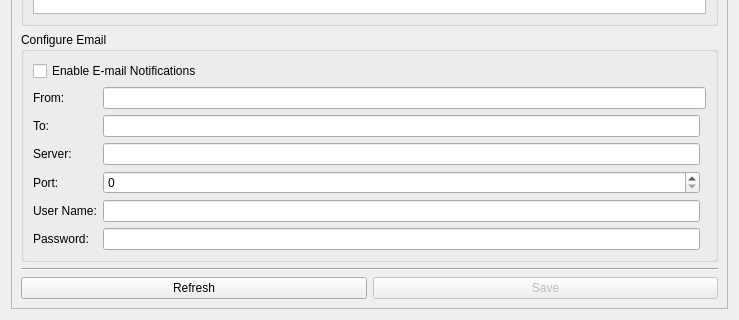
Tinkerforge/brickv, file src/brickv/plugin_system/plugins/red/ui/red_tab_settings_server_monitoring.ui: the form before one commit; both pictures show x 0 to 739 and y 296 to 616 of the 739 by 616 pixel window.
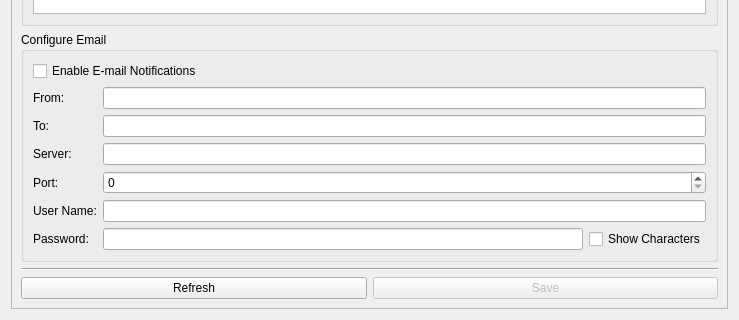
The form after the commit.

Commit message: red-brick: 1. Add SMTP password show checkbox for server monitoring GUI 2. Remove debug print 3. Rules treeview has uniform row heights

```diff
--- a/src/brickv/plugin_system/plugins/red/ui/red_tab_settings_server_monitoring.ui
+++ b/src/brickv/plugin_system/plugins/red/ui/red_tab_settings_server_monitoring.ui
@@ -98,6 +98,12 @@
           <string>Configure Email</string>
          </property>
          <layout class="QGridLayout" name="gridLayout_4">
+          <item row="2" column="1" colspan="2">
+           <widget class="QLineEdit" name="ledit_sm_email_to"/>
+          </item>
+          <item row="4" column="1" colspan="2">
+           <widget class="QSpinBox" name="sbox_sm_email_port"/>
+          </item>
           <item row="2" column="0">
            <widget class="QLabel" name="label_2">
             <property name="text">
@@ -150,18 +156,6 @@
             </property>
            </widget>
           </item>
-          <item row="2" column="1">
-           <widget class="QLineEdit" name="ledit_sm_email_to"/>
-          </item>
-          <item row="3" column="1">
-           <widget class="QLineEdit" name="ledit_sm_email_server"/>
-          </item>
-          <item row="4" column="1">
-           <widget class="QSpinBox" name="sbox_sm_email_port"/>
-          </item>
-          <item row="5" column="1">
-           <widget class="QLineEdit" name="ledit_sm_email_username"/>
-          </item>
           <item row="6" column="1">
            <widget class="QLineEdit" name="ledit_sm_email_password">
             <property name="echoMode">
@@ -169,6 +163,19 @@
             </property>
            </widget>
           </item>
+          <item row="3" column="1" colspan="2">
+           <widget class="QLineEdit" name="ledit_sm_email_server"/>
+          </item>
+          <item row="6" column="2">
+           <widget class="QCheckBox" name="chkbox_sm_email_password_show">
+            <property name="text">
+             <string>Show Characters</string>
+            </property>
+           </widget>
+          </item>
+          <item row="5" column="1" colspan="2">
+           <widget class="QLineEdit" name="ledit_sm_email_username"/>
+          </item>
          </layout>
         </widget>
        </item>
```
Left out of the diff: 3 changed lines with no effect on the pictures. The commit also changes 1 other file.
